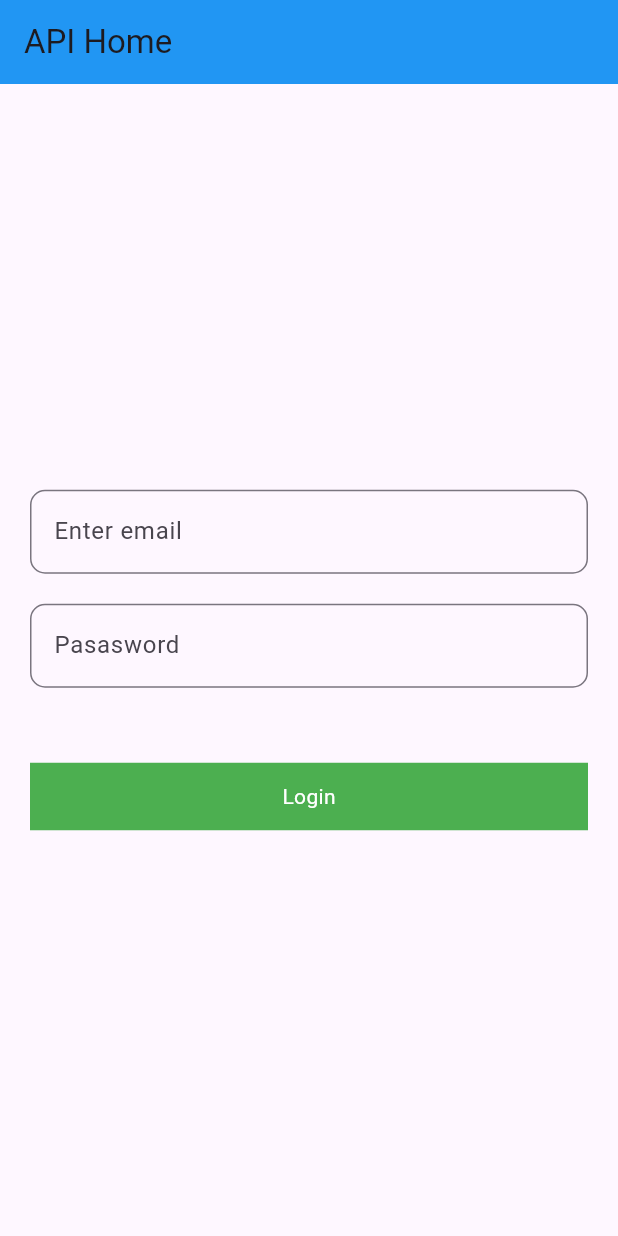
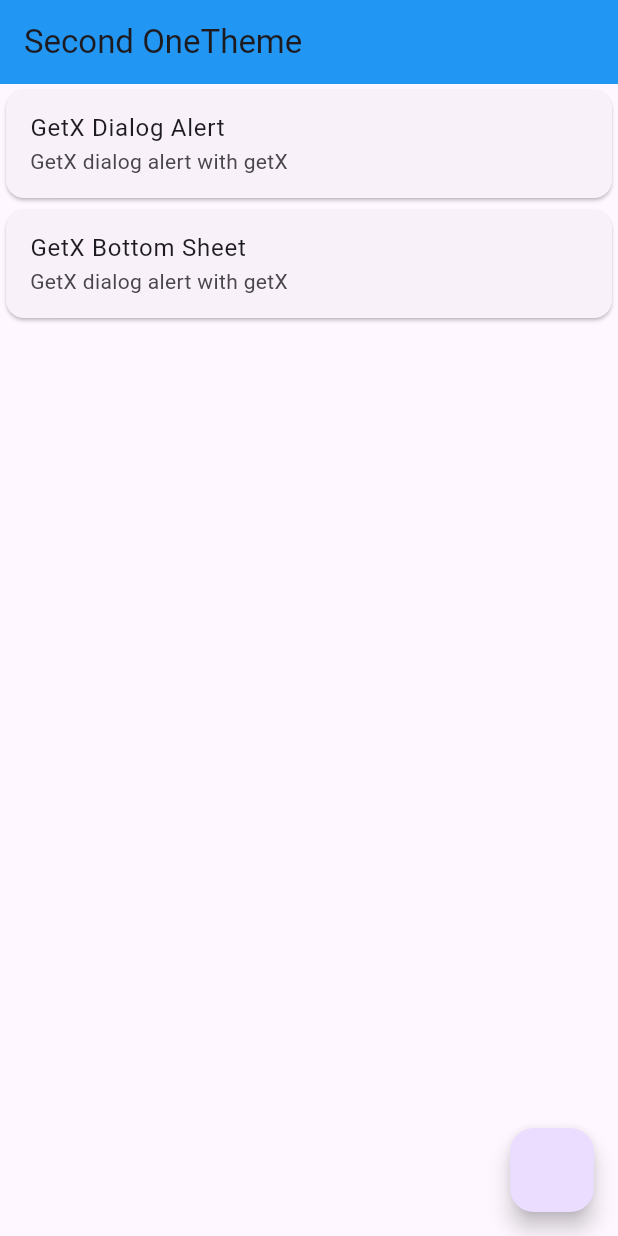
Before and after one commit to pallavipradhan5578/getx_features_aaplication, a Flutter app: the screen it shows after launch, on a phone screen of 412 x 824 dp. Run offline on Flutter 3.47's test engine with Material 3 defaults, Android fonts, the phone set to English and light mode, and no system bars; our stand-ins replace get, image_picker.

Commit message:
getx practics.dart

```diff
--- a/lib/api/login_controller.dart
+++ b/lib/api/login_controller.dart
@@ -19,7 +19,8 @@ RxBool loading =false.obs;
      var data = jsonDecode(response.body);
      //print(data);
     // print(response.statusCode);
-     if (response.statusCode == 200) {loading.value=false;
+     if (response.statusCode == 200) {
+      // loading.value=false;
        Get.snackbar('Login Successfully',data['congratulations']);
      } else { loading.value=false;
 Get.snackbar(backgroundColor: Colors.blue,snackPosition: SnackPosition.BOTTOM,'Login Failed',data['error'],);
--- a/lib/main.dart
+++ b/lib/main.dart
@@ -9,6 +9,7 @@ import 'package:statemanagementgetx/home_Screen.dart';
 import 'package:statemanagementgetx/languages.dart';
 import 'package:statemanagementgetx/light&dark_theme.dart';
 import 'package:statemanagementgetx/navigation.dart';
+import 'package:statemanagementgetx/practics.dart';
 
 import 'imagepicker/imagehome.dart';
 
@@ -33,7 +34,7 @@ class MyApp extends StatelessWidget {
         colorScheme: ColorScheme.fromSeed(seedColor: Colors.deepPurple),
         useMaterial3: true,
       ),
-      home:ApiHome  (),debugShowCheckedModeBanner: false,
+      home:ThemeChanges  (name: 'Theme',),debugShowCheckedModeBanner: false,
     );
   }
 }
--- /dev/null
+++ b/lib/practics.dart
@@ -0,0 +1,98 @@
+import 'package:flutter/material.dart';
+import 'package:flutter/material.dart';
+import 'package:get/get.dart';
+import 'package:statemanagementgetx/navigation.dart';
+
+class ThemeChanges extends StatefulWidget {
+  final String name;
+  const ThemeChanges({Key? key,required this.name}):super(key: key);
+
+  @override
+  State<ThemeChanges> createState() => _ThemeChangesState();
+}
+
+class _ThemeChangesState extends State<ThemeChanges> {
+  @override
+  Widget build(BuildContext context) {
+    return Scaffold(
+      appBar: AppBar(
+        backgroundColor: Colors.blue,
+        title: Text("Second One"+widget.name),
+      ),
+      body: Column(
+        children: [
+          Card(
+            child: ListTile(
+              title: Text('GetX Dialog Alert'),
+              subtitle: Text("GetX dialog alert with getX"),
+              onTap: () {
+                Get.defaultDialog(
+                    titlePadding: EdgeInsets.only(top: 20),
+                    title: 'Delete chat',
+                    middleText: 'Do you want to delete this chat?',
+                    //textConfirm: 'Yes',
+                    //textCancel: 'Calcle'
+                    confirm: TextButton(
+                        onPressed: () {
+                          // Navigator.pop(context);
+                          Get.back();
+                        },
+                        child: Text("Ok")),
+                    cancel: TextButton(
+                        onPressed: () {
+                          Get.back();
+                        },
+                        child: Text("Cancle")),
+                    content: Column(
+                      children: [
+                        Text("Cancle"),
+                        Text("Exit"),
+                        Text("Exit"),
+
+                      ],
+                    ));
+              },
+            ),
+          ),
+          Card(
+            child: ListTile(
+              title: Text('GetX Bottom Sheet'),
+              subtitle: Text("GetX dialog alert with getX"),
+              onTap: () {
+                Get.bottomSheet(Container(
+                  decoration: BoxDecoration(
+                      color: Colors.blue.shade200,
+                      borderRadius: BorderRadius.circular(30)),
+                  child: Column(
+                    children: [
+                      ListTile(
+                        leading: Icon(Icons.light_mode),
+                        title: Text("Light theme"),
+                        onTap: () {
+                          Get.changeTheme(ThemeData.light());
+                        },
+                      ),
+                      ListTile(
+                        leading: Icon(Icons.dark_mode),
+                        title: Text("Dark theme"),
+                        onTap: () {
+                          Get.changeTheme(ThemeData.dark());
+                        },
+                      ),TextButton(
+                          onPressed: () {Get.to(Second_Two());
+                            // Navigator.push(context,
+                            //  MaterialPageRoute(builder: (context)=>Second_Page()));
+
+                          }, child: Center(child: Text("Go to next page"))),
+                    ],
+                  ),
+                ));
+              },
+            ),
+          )
+        ],
+      ),
+      floatingActionButton: FloatingActionButton(onPressed: () {}),
+    );
+  }
+}
```
